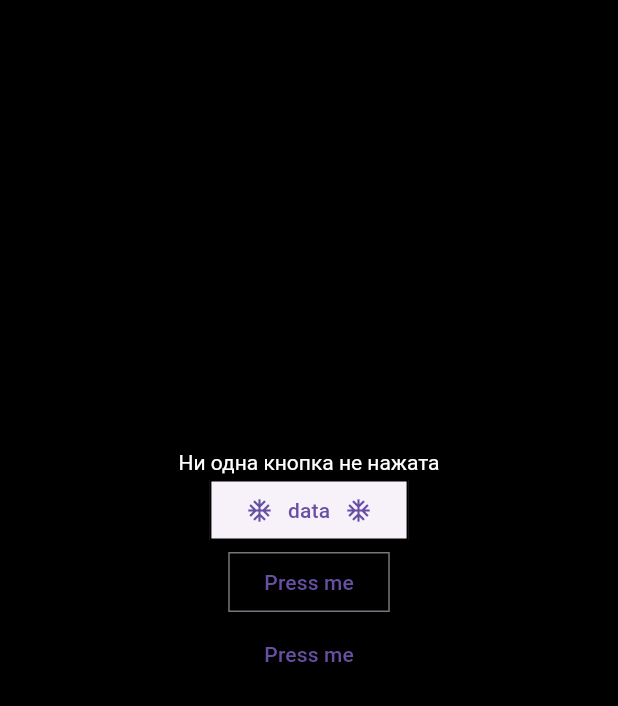
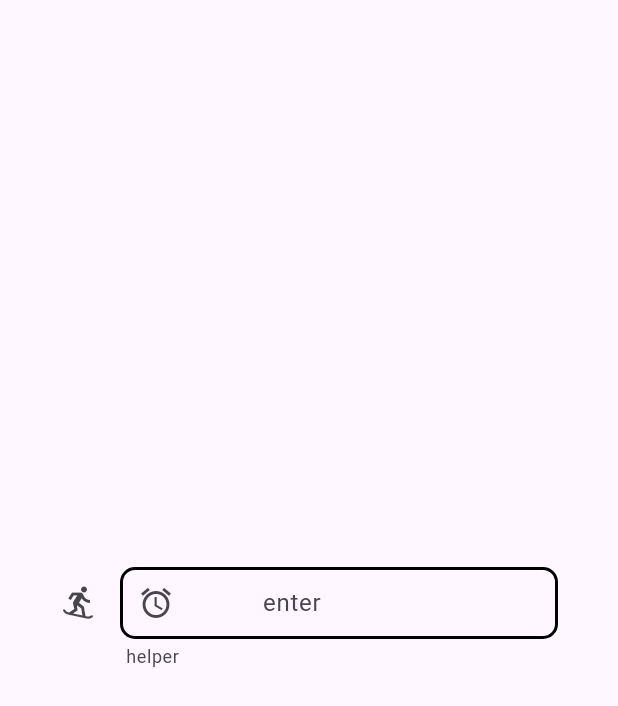
Before and after one commit to ArtDev2005/Flutter-learning, a Flutter app: the screen it shows after launch, on a phone screen of 412 x 824 dp. Shown: the top 706 px of the screen. Run offline on Flutter 3.47's test engine with Material 3 defaults, Android fonts, the phone set to English and light mode, and no system bars.

Commit message:
TextField decoration

```diff
--- a/lib/main.dart
+++ b/lib/main.dart
@@ -1,114 +1,65 @@
 import 'package:flutter/gestures.dart';
 import 'package:flutter/material.dart';
 
+import 'app.dart';
+
 
 void main(){
-  runApp(App());
+  runApp(Example());
 }
 
 
-class App extends StatefulWidget {
-  const App({super.key});
-
-  @override
-  State<App> createState() => _AppState();
-}
-
-class _AppState extends State<App> {
-  String text = "Ни одна кнопка не нажата";
-
-  void printFirst(){
-    setState(() {
-      text = "Нажата первая кнопка";
-    });
-  }
-
-  void printSecond(){
-    setState(() {
-      text = "Нажата вторая кнопка";
-    });
-  }
-
-  void printThird(){
-    setState(() {
-      text = "Нажата третья кнопка";
-    });
-  }
-
-  void printFourth(){
-    setState(() {
-      text = "Нажата четвертая кнопка";
-    });
-  }
+class Example extends StatelessWidget {
+  const Example({super.key});
 
   @override
   Widget build(BuildContext context) {
-    final style = ButtonStyle(
-      //padding: MaterialStateProperty.all(EdgeInsets.all(0))
-      //backgroundColor: MaterialStateProperty.all(Colors.red),
-      //foregroundColor: MaterialStateProperty.all(Colors.white),
-      //overlayColor: MaterialStateProperty.all(Colors.redAccent),
-      //shadowColor: MaterialStateProperty.all(Colors.green),
-      //elevation: MaterialStateProperty.all(10),
-      //padding: MaterialStateProperty.all(EdgeInsets.all(0)),
-      //minimumSize: MaterialStateProperty.all(Size(100, 100)),
-      shape: MaterialStateProperty.all(
-        RoundedRectangleBorder(
-          borderRadius: BorderRadius.circular(0),
-          side: BorderSide(color: Colors.black)
-        )
+    return MaterialApp(
+      home: Scaffold(
+        body: Center(
+          child: Padding(
+            padding: const EdgeInsets.all(40),
+            child: TextField(
+              decoration: InputDecoration(
+                icon: Icon(Icons.snowboarding_outlined),
+                //labelText: "text",
+                helperText: "helper",
+                hintText: "enter",
+                //errorText: "error",
+                prefixIcon: Icon(Icons.alarm),
+                prefix: Text("prefix"),
+                suffix: Text("suffix"),
+                enabledBorder: OutlineInputBorder(
+                    borderSide: BorderSide(
+                      color: Colors.black,
+                      width: 2,
                     ),
-      //alignment: Alignment.topCenter,
-
-    );
-    return Directionality(
-      textDirection: TextDirection.ltr,
-      child: Container(
-        color: Colors.black,
-        child: Center(
-          child: Column(
-            mainAxisSize: MainAxisSize.min,
-            children: [
-              Text(text),
-              ElevatedButton(
-                onPressed: printFirst,
-                style: style,
-                clipBehavior: Clip.hardEdge,
-                child: Row(
-                  mainAxisSize: MainAxisSize.min,
-                  children: [
-                    Icon(Icons.ac_unit),
-                    SizedBox(width: 10,),
-                    Text("data"),
-                    SizedBox(width: 10,),
-                    Icon(Icons.ac_unit),
-                  ],
-                )
+                    borderRadius: BorderRadius.circular(10)
                 ),
-              OutlinedButton(
-                onPressed: printSecond,
-                child: Text(
-                    "Press me"
+                disabledBorder: OutlineInputBorder(
+                  borderSide: BorderSide(
+                    color: Colors.grey,
+                    width: 2,
                   ),
-                style: style,
+                  borderRadius: BorderRadius.circular(10)
                 ),
-              TextButton(
-                onPressed: printThird,
-                child: Text(
-                    "Press me"
+                focusedBorder: OutlineInputBorder(
+                    borderSide: BorderSide(
+                      color: Colors.blue,
+                      width: 4,
                     ),
-                style: style,
+                    borderRadius: BorderRadius.circular(10)
                 ),
-              IconButton(
-                onPressed: printFourth,
-                icon: Icon(Icons.ac_unit),
-                iconSize: 48,
-                splashRadius: 300,
-                disabledColor: Colors.pink,
-                highlightColor: Colors.green,
-                splashColor: Colors.grey,
+                errorBorder: OutlineInputBorder(
+                    borderSide: BorderSide(
+                      color: Colors.red,
+                      width: 4,
                     ),
-            ],
+                    borderRadius: BorderRadius.circular(10)
+                ),
+                contentPadding: EdgeInsets.symmetric(vertical: 0)
+              ),
+            ),
           ),
         ),
       ),
```
Lines whose indentation alone changed are shown as unchanged.
